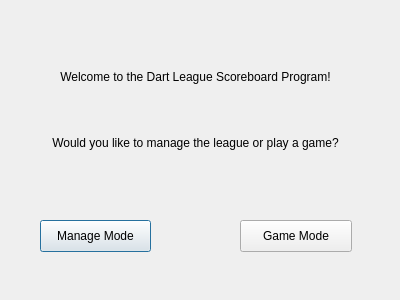
Above: startupmenu.ui from dartbois/CombinedDarts before the change. Below: the same form after it.
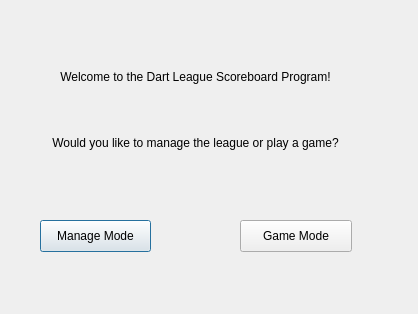
That is the form after the change.

The edit to the form file:
```diff
--- a/startupmenu.ui
+++ b/startupmenu.ui
@@ -6,8 +6,8 @@
    <rect>
     <x>0</x>
     <y>0</y>
-    <width>400</width>
-    <height>300</height>
+    <width>418</width>
+    <height>314</height>
    </rect>
   </property>
   <property name="windowTitle">
```
Left out of the diff: 3 changed lines with no effect on the pictures.
